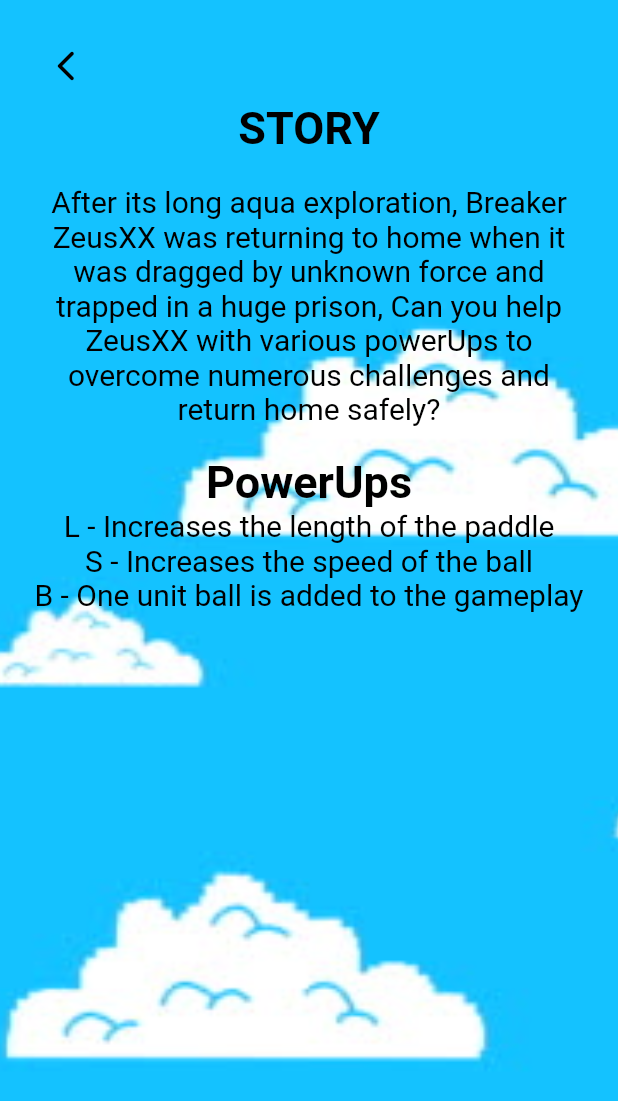
After one commit to hngx-org/Team-Zeus-Breakout-Revival, a Flutter app: the Info screen opened directly, on a phone screen of 412 x 824 dp. The commit adds this screen. Shown: the top 1101 px of the screen. Run offline on Flutter 3.47's test engine with Material 2 defaults, Android fonts, the phone set to English and light mode, and no system bars.

Commit message:
game info

```diff
--- /dev/null
+++ b/lib/game_info/info.dart
@@ -0,0 +1,87 @@
+import 'package:flutter/material.dart';
+
+class Info extends StatelessWidget {
+  const Info({Key? key}) : super(key: key);
+
+  @override
+  Widget build(BuildContext context) {
+    Size size = MediaQuery.of(context).size;
+
+    return  Scaffold(
+      body: SafeArea(
+          child: Container(
+            decoration: const BoxDecoration(
+              image: DecorationImage(
+                image: AssetImage('assets/images/sky.png'),
+                fit: BoxFit.cover
+              )
+            ),
+            width: size.width,
+            height: size.height,
+            // color: Colors.blue,
+            child: Center(
+              child: Padding(
+                padding: EdgeInsets.all(20),
+                child: Column(
+                  children: [
+                    Row(
+                      children: [
+                        IconButton(
+                          onPressed: (){
+                            //Back to main Screen
+                          },
+                          icon: Icon(Icons.arrow_back_ios_new_rounded), color: Colors.black,),
+                      ],
+                    ),
+                    const Text('STORY',
+                    style: TextStyle(
+                      fontSize: 30.0,
+                        fontWeight: FontWeight.bold,
+                      color: Colors.black
+                    ),),
+                    SizedBox(height: 20,),
+
+                    const Text('After its long aqua exploration, Breaker ZeusXX was returning to home when it was dragged by unknown force and trapped in a huge prison, Can you help ZeusXX with various powerUps to overcome numerous challenges and return home safely?',
+                        textAlign:TextAlign.center,
+                      style: TextStyle(
+                        fontSize: 20.0,
+                          color: Colors.black
+                      ),
+                    ),
+                    SizedBox(
+                      height: 20.0,
+                    ),
+                    const Text('PowerUps',
+                      textAlign:TextAlign.center,
+                    style: TextStyle(
+                      fontSize: 30.0,
+                        fontWeight: FontWeight.bold,
+                        color: Colors.black
+                    ),),
+                    const Text('L - Increases the length of the paddle',
+                        textAlign:TextAlign.center,
+                        style: TextStyle(
+                            fontSize: 20.0,
+                            color: Colors.black
+                        )),
+                    const Text('S - Increases the speed of the ball',
+                        textAlign:TextAlign.center,
+                        style: TextStyle(
+                            fontSize: 20.0,
+                            color: Colors.black
+                        )),
+                    const Text('B - One unit ball is added to the gameplay',
+                        textAlign:TextAlign.center,
+                        style: TextStyle(
+                            fontSize: 20.0,
+                            color: Colors.black
+                        ))
+                  ],
+                ),
+              ),
+            ),
+          )
+      ),
+    );
+  }
+}
--- a/lib/main.dart
+++ b/lib/main.dart
@@ -1,5 +1,7 @@
 import 'package:flutter/material.dart';
+import 'package:zeus_breakout_rivival/game_info/info.dart';
 import 'package:zeus_breakout_rivival/src/features/splashscreen/splash_screen.dart';
+// import 'package:zeus_breakout_rivival/src/features/splashscreen/splash_screen.dart';
 
 void main() {
   runApp(const MainApp());
```
Also changed, not shown: assets/images/sky.png (added).
